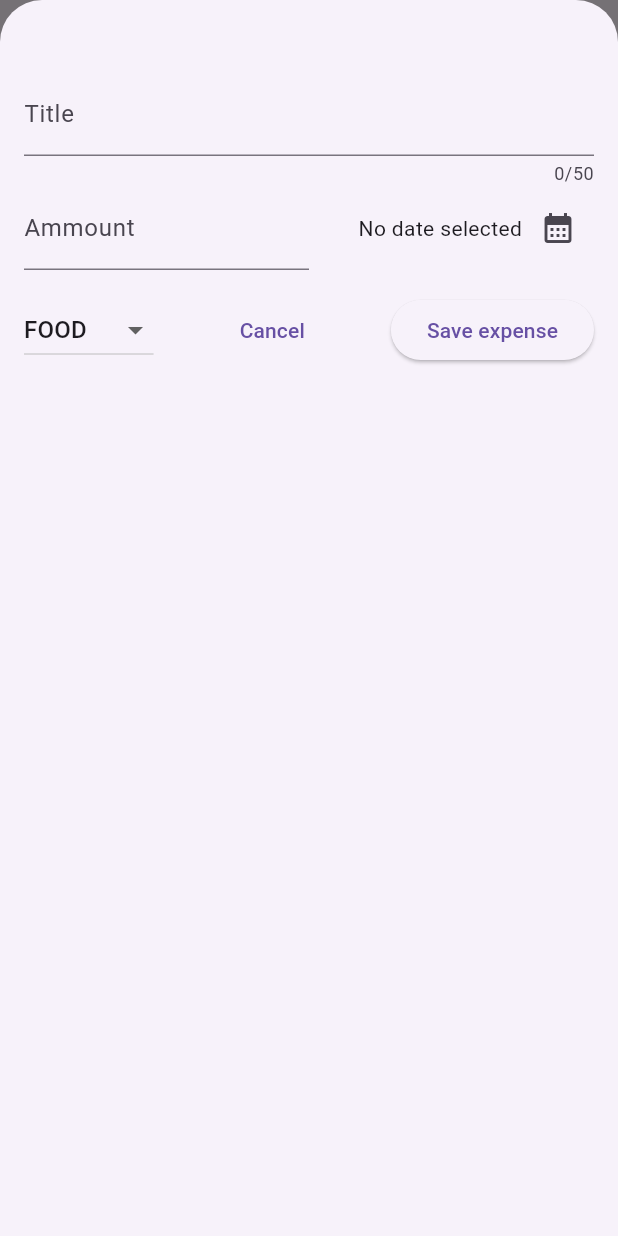
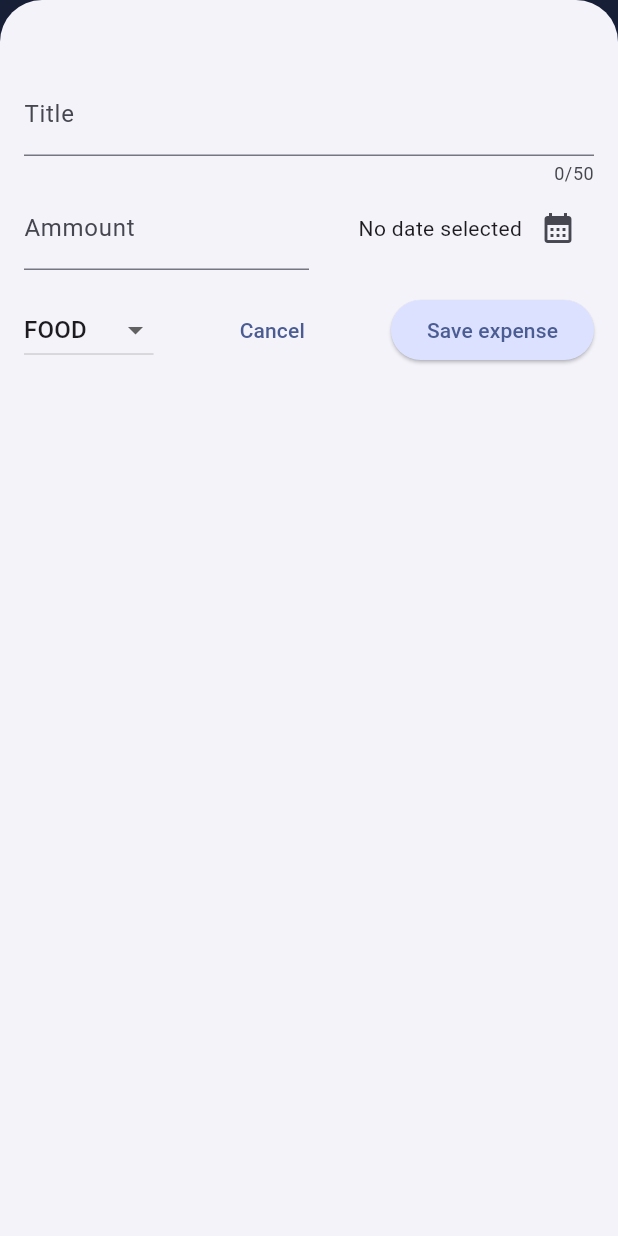
Before and after one commit to tatianex/flutter_udemy, a Flutter app: the screen it shows after launch, after a tap on the "add" icon, on a phone screen of 412 x 824 dp. Run offline on Flutter 3.47's test engine with Material 3 defaults, Android fonts, the phone set to English and light mode, and no system bars; our stand-ins replace google_fonts.

Commit message:
added chart bars

```diff
--- a/expense_tracker/lib/main.dart
+++ b/expense_tracker/lib/main.dart
@@ -1,10 +1,60 @@
 import 'package:expense_tracker/widgets/expenses.dart';
 import 'package:flutter/material.dart';
 
+var kColorScheme =
+    ColorScheme.fromSeed(seedColor: const Color.fromARGB(255, 5, 21, 62));
+
+var kDarkColorScheme = ColorScheme.fromSeed(
+    brightness: Brightness.dark,
+    seedColor: const Color.fromARGB(255, 5, 21, 62));
+
 void main() {
   runApp(
-    const MaterialApp(
-      home: Expenses(),
+    MaterialApp(
+      darkTheme: ThemeData.dark().copyWith(
+        colorScheme: kDarkColorScheme,
+        cardTheme: CardTheme(
+          color: kDarkColorScheme.secondaryContainer,
+          margin: const EdgeInsets.symmetric(
+            horizontal: 16,
+            vertical: 8,
+          ),
+        ),
+        elevatedButtonTheme: ElevatedButtonThemeData(
+          style: ElevatedButton.styleFrom(
+            backgroundColor: kDarkColorScheme.primaryContainer,
+            foregroundColor: kDarkColorScheme.onPrimaryContainer,
+          ),
+        ),
+      ),
+      theme: ThemeData().copyWith(
+        colorScheme: kColorScheme,
+        appBarTheme: const AppBarTheme().copyWith(
+          backgroundColor: kColorScheme.onPrimaryContainer,
+          foregroundColor: kColorScheme.primaryContainer,
+        ),
+        cardTheme: CardTheme(
+          color: kColorScheme.secondaryContainer,
+          margin: const EdgeInsets.symmetric(
+            horizontal: 16,
+            vertical: 8,
+          ),
+        ),
+        elevatedButtonTheme: ElevatedButtonThemeData(
+          style: ElevatedButton.styleFrom(
+            backgroundColor: kColorScheme.primaryContainer,
+          ),
+        ),
+        textTheme: ThemeData().textTheme.copyWith(
+              titleLarge: TextStyle(
+                fontWeight: FontWeight.normal,
+                color: kColorScheme.onSecondaryContainer,
+                fontSize: 18,
+              ),
+            ),
+      ),
+      themeMode: ThemeMode.system, //defaullt
+      home: const Expenses(),
     ),
   );
 }
--- a/expense_tracker/lib/model/expense.dart
+++ b/expense_tracker/lib/model/expense.dart
@@ -39,3 +39,28 @@
     return formatter.format(date);
   }
 }
+
+class ExpenseBucket {
+  const ExpenseBucket({
+    required this.category,
+    required this.expenses,
+  });
+
+  ExpenseBucket.forCategory(List<Expense> allExpenses, this.category)
+      : expenses = allExpenses
+            .where((expense) => expense.category == category)
+            .toList();
+
+  final Category category;
+  final List<Expense> expenses;
+
+  double get totalExpenses {
+    double sum = 0;
+
+    for (final expense in expenses) {
+      sum += expense.amount;
+    }
+
+    return sum;
+  }
+}
--- /dev/null
+++ b/expense_tracker/lib/widgets/chart/chart.dart
@@ -0,0 +1,94 @@
+import 'package:expense_tracker/model/expense.dart';
+import 'package:expense_tracker/widgets/chart/chart_bar.dart';
+import 'package:flutter/material.dart';
+
+class Chart extends StatelessWidget {
+  const Chart({super.key, required this.expenses});
+
+  final List<Expense> expenses;
+
+  List<ExpenseBucket> get buckets {
+    return [
+      ExpenseBucket.forCategory(expenses, Category.food),
+      ExpenseBucket.forCategory(expenses, Category.leisure),
+      ExpenseBucket.forCategory(expenses, Category.travel),
+      ExpenseBucket.forCategory(expenses, Category.work),
+    ];
+  }
+
+  double get maxTotalExpense {
+    double maxTotalExpense = 0;
+
+    for (final bucket in buckets) {
+      if (bucket.totalExpenses > maxTotalExpense) {
+        maxTotalExpense = bucket.totalExpenses;
+      }
+    }
+
+    return maxTotalExpense;
+  }
+
+  @override
+  Widget build(BuildContext context) {
+    final isDarkMode =
+        MediaQuery.of(context).platformBrightness == Brightness.dark;
+    return Container(
+      margin: const EdgeInsets.all(16),
+      padding: const EdgeInsets.symmetric(
+        vertical: 16,
+        horizontal: 8,
+      ),
+      width: double.infinity,
+      height: 180,
+      decoration: BoxDecoration(
+        borderRadius: BorderRadius.circular(8),
+        gradient: LinearGradient(
+          colors: [
+            Theme.of(context).colorScheme.primary.withOpacity(0.3),
+            Theme.of(context).colorScheme.primary.withOpacity(0.0)
+          ],
+          begin: Alignment.bottomCenter,
+          end: Alignment.topCenter,
+        ),
+      ),
+      child: Column(
+        children: [
+          Expanded(
+            child: Row(
+              crossAxisAlignment: CrossAxisAlignment.end,
+              children: [
+                for (final bucket in buckets) // alternative to map()
+                  ChartBar(
+                    fill: bucket.totalExpenses == 0
+                        ? 0
+                        : bucket.totalExpenses / maxTotalExpense,
+                  )
+              ],
+            ),
+          ),
+          const SizedBox(height: 12),
+          Row(
+            children: buckets
+                .map(
+                  (bucket) => Expanded(
+                    child: Padding(
+                      padding: const EdgeInsets.symmetric(horizontal: 4),
+                      child: Icon(
+                        categoryIcons[bucket.category],
+                        color: isDarkMode
+                            ? Theme.of(context).colorScheme.secondary
+                            : Theme.of(context)
+                                .colorScheme
+                                .primary
+                                .withOpacity(0.7),
+                      ),
+                    ),
+                  ),
+                )
+                .toList(),
+          )
+        ],
+      ),
+    );
+  }
+}
--- /dev/null
+++ b/expense_tracker/lib/widgets/chart/chart_bar.dart
@@ -0,0 +1,34 @@
+import 'package:flutter/material.dart';
+
+class ChartBar extends StatelessWidget {
+  const ChartBar({
+    super.key,
+    required this.fill,
+  });
+
+  final double fill;
+
+  @override
+  Widget build(BuildContext context) {
+    final isDarkMode =
+        MediaQuery.of(context).platformBrightness == Brightness.dark;
+    return Expanded(
+      child: Padding(
+        padding: const EdgeInsets.symmetric(horizontal: 4),
+        child: FractionallySizedBox(
+          heightFactor: fill, // 0 <> 1 One take 100%
+          child: DecoratedBox(
+            decoration: BoxDecoration(
+              shape: BoxShape.rectangle,
+              borderRadius:
+                  const BorderRadius.vertical(top: Radius.circular(8)),
+              color: isDarkMode
+                  ? Theme.of(context).colorScheme.secondary
+                  : Theme.of(context).colorScheme.primary.withOpacity(0.65),
+            ),
+          ),
+        ),
+      ),
+    );
+  }
+}
--- a/expense_tracker/lib/widgets/expenses.dart
+++ b/expense_tracker/lib/widgets/expenses.dart
@@ -1,4 +1,5 @@
 import 'package:expense_tracker/model/expense.dart';
+import 'package:expense_tracker/widgets/chart/chart.dart';
 import 'package:expense_tracker/widgets/expenses_list/expenses_list.dart';
 import 'package:expense_tracker/widgets/new_expense.dart';
 import 'package:flutter/material.dart';
@@ -111,7 +112,7 @@
       ),
       body: Column(
         children: [
-          const Text('chart'),
+          Chart(expenses: _registeredExpenses),
           Expanded(
             child: mainContent,
           )
--- a/expense_tracker/lib/widgets/expenses_list/expense_item.dart
+++ b/expense_tracker/lib/widgets/expenses_list/expense_item.dart
@@ -16,8 +16,12 @@
             vertical: 16,
           ),
           child: Column(
+            crossAxisAlignment: CrossAxisAlignment.start,
             children: [
-              Text(expense.title),
+              Text(
+                expense.title,
+                style: Theme.of(context).textTheme.titleLarge,
+              ),
               const SizedBox(height: 4),
               Row(
                 children: [
--- a/expense_tracker/lib/widgets/expenses_list/expenses_list.dart
+++ b/expense_tracker/lib/widgets/expenses_list/expenses_list.dart
@@ -23,6 +23,11 @@
       itemCount: expenses.length,
       itemBuilder: (ctx, index) => Dismissible(
         key: ValueKey(expenses[index]),
+        background: Container(
+          color: Theme.of(context).colorScheme.error.withOpacity(0.75),
+          margin: EdgeInsets.symmetric(
+              horizontal: Theme.of(context).cardTheme.margin!.horizontal),
+        ),
         onDismissed: (direction) {
           onRemoveExpense(expenses[index]);
         },
--- a/expense_tracker/lib/widgets/new_expense.dart
+++ b/expense_tracker/lib/widgets/new_expense.dart
@@ -63,7 +63,7 @@
       showDialog(
         context: context,
         builder: (ctx) => AlertDialog(
-          title: const Text('Invalid inpu'),
+          title: const Text('Invalid input'),
           content: const Text(
               'Please make sure a valid title, amount, date and category was entered'),
           actions: [
```
